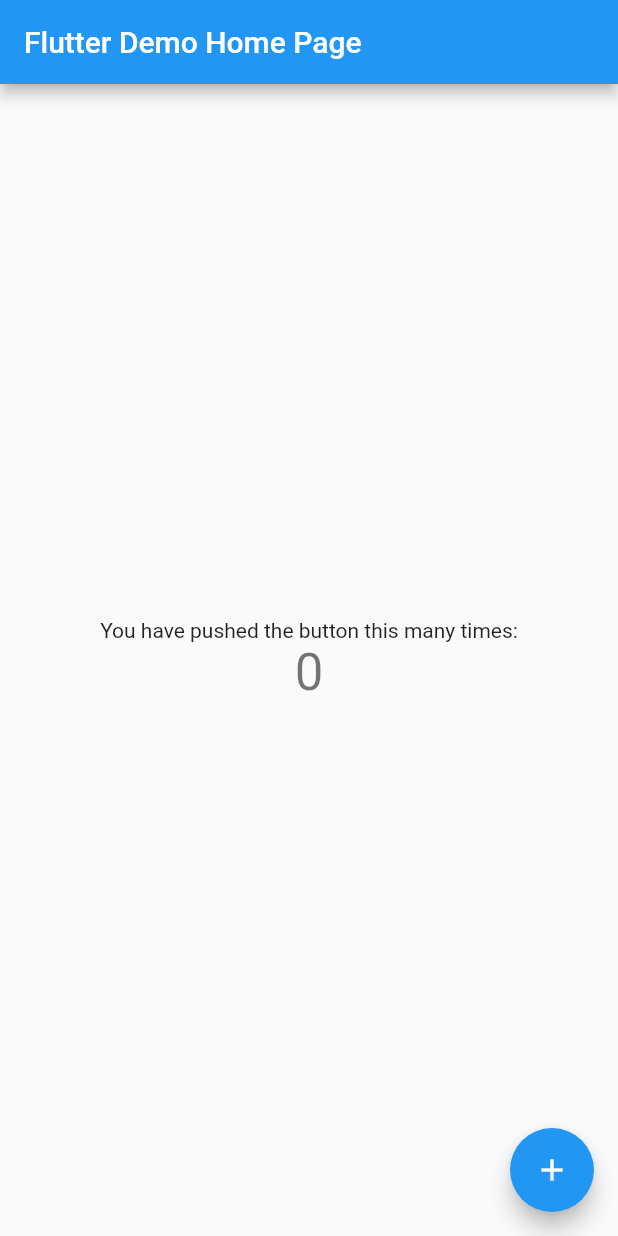
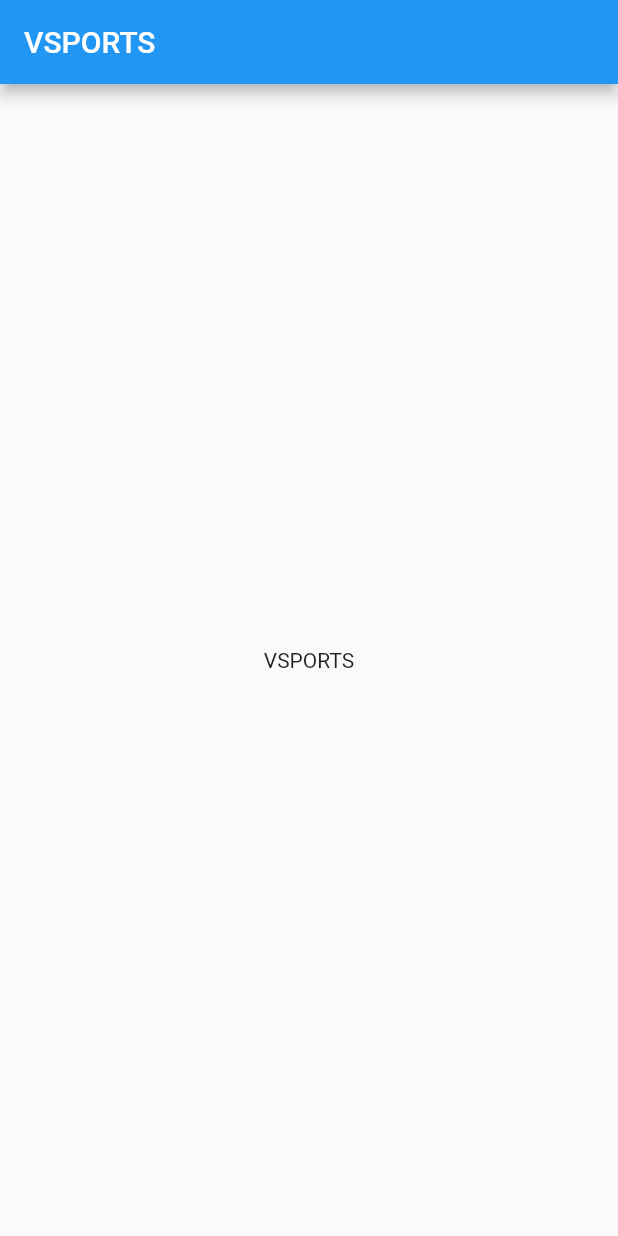
Before and after one commit to noAudio/vsports, a Flutter app: the screen it shows after launch, on a phone screen of 412 x 824 dp. Run offline on Flutter 3.47's test engine with Material 2 defaults, Android fonts, the phone set to English and light mode, and no system bars.

Commit message:
remove default code and added mine

```diff
--- a/lib/main.dart
+++ b/lib/main.dart
@@ -24,92 +24,23 @@
         // is not restarted.
         primarySwatch: Colors.blue,
       ),
-      home: const MyHomePage(title: 'Flutter Demo Home Page'),
+      home: const Home(),
     );
   }
 }
 
-class MyHomePage extends StatefulWidget {
-  const MyHomePage({Key? key, required this.title}) : super(key: key);
-
-  // This widget is the home page of your application. It is stateful, meaning
-  // that it has a State object (defined below) that contains fields that affect
-  // how it looks.
-
-  // This class is the configuration for the state. It holds the values (in this
-  // case the title) provided by the parent (in this case the App widget) and
-  // used by the build method of the State. Fields in a Widget subclass are
-  // always marked "final".
-
-  final String title;
-
-  @override
-  State<MyHomePage> createState() => _MyHomePageState();
-}
-
-class _MyHomePageState extends State<MyHomePage> {
-  int _counter = 0;
-
-  void _incrementCounter() {
-    setState(() {
-      // This call to setState tells the Flutter framework that something has
-      // changed in this State, which causes it to rerun the build method below
-      // so that the display can reflect the updated values. If we changed
-      // _counter without calling setState(), then the build method would not be
-      // called again, and so nothing would appear to happen.
-      _counter++;
-    });
-  }
+class Home extends StatelessWidget {
+  const Home({Key? key}) : super(key: key);
 
   @override
   Widget build(BuildContext context) {
-    // This method is rerun every time setState is called, for instance as done
-    // by the _incrementCounter method above.
-    //
-    // The Flutter framework has been optimized to make rerunning build methods
-    // fast, so that you can just rebuild anything that needs updating rather
-    // than having to individually change instances of widgets.
     return Scaffold(
       appBar: AppBar(
-        // Here we take the value from the MyHomePage object that was created by
-        // the App.build method, and use it to set our appbar title.
-        title: Text(widget.title),
+        title: const Text('VSPORTS'),
       ),
-      body: Center(
-        // Center is a layout widget. It takes a single child and positions it
-        // in the middle of the parent.
-        child: Column(
-          // Column is also a layout widget. It takes a list of children and
-          // arranges them vertically. By default, it sizes itself to fit its
-          // children horizontally, and tries to be as tall as its parent.
-          //
-          // Invoke "debug painting" (press "p" in the console, choose the
-          // "Toggle Debug Paint" action from the Flutter Inspector in Android
-          // Studio, or the "Toggle Debug Paint" command in Visual Studio Code)
-          // to see the wireframe for each widget.
-          //
-          // Column has various properties to control how it sizes itself and
-          // how it positions its children. Here we use mainAxisAlignment to
-          // center the children vertically; the main axis here is the vertical
-          // axis because Columns are vertical (the cross axis would be
-          // horizontal).
-          mainAxisAlignment: MainAxisAlignment.center,
-          children: <Widget>[
-            const Text(
-              'You have pushed the button this many times:',
-            ),
-            Text(
-              '$_counter',
-              style: Theme.of(context).textTheme.headline4,
-            ),
-          ],
-        ),
+      body: const Center(
+        child: Text('VSPORTS'),
       ),
-      floatingActionButton: FloatingActionButton(
-        onPressed: _incrementCounter,
-        tooltip: 'Increment',
-        child: const Icon(Icons.add),
-      ), // This trailing comma makes auto-formatting nicer for build methods.
     );
   }
 }
```
